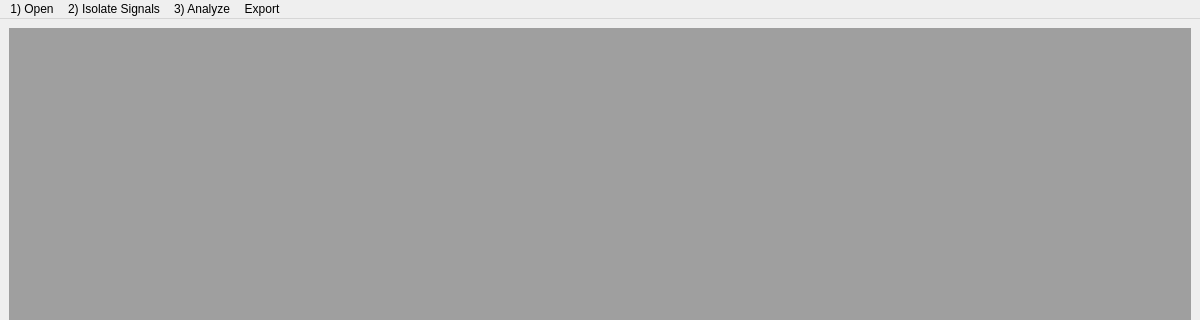
Before: the Qt Designer form src/ui/KairoSightMainMDI.ui in kairosight/KairoSight, drawn with Qt 5; both pictures show x 0 to 1200 and y 0 to 320 of the 1200 by 800 pixel window.
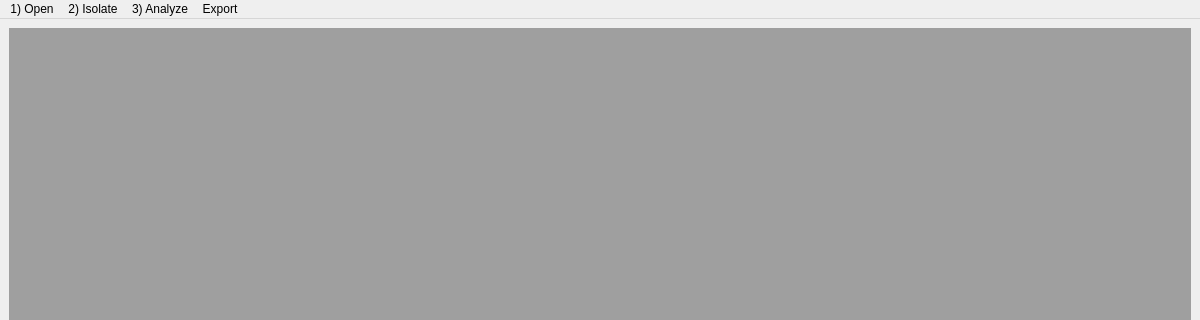
After: the same form once the commit is applied.

Diff of the .ui file:
```diff
--- a/src/ui/KairoSightMainMDI.ui
+++ b/src/ui/KairoSightMainMDI.ui
@@ -49,7 +49,7 @@
    </widget>
    <widget class="QMenu" name="menuIsolate">
     <property name="title">
-     <string>2) Isolate Signals</string>
+     <string>2) Isolate</string>
     </property>
     <addaction name="actionStart_Isolate"/>
    </widget>
```
